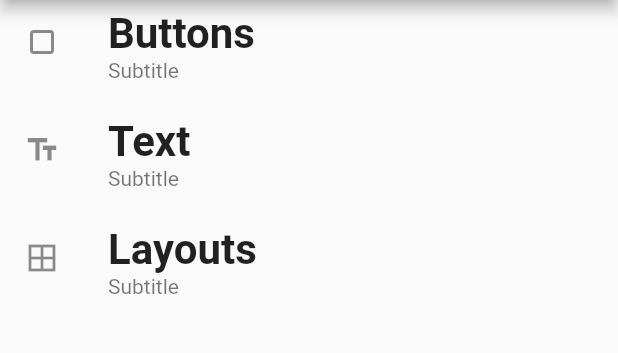
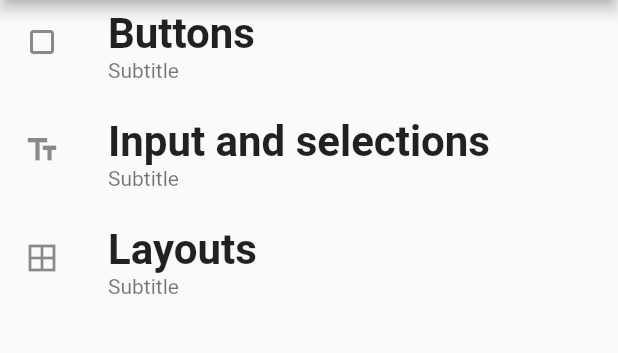
Before and after one commit to Maharba/reference_app, a Flutter app: the screen it shows after launch, on a phone screen of 412 x 824 dp, the part 84-437 px from its top. Run offline on Flutter 3.47's test engine with Material 2 defaults, Android fonts, the phone set to English and light mode, and no system bars.

Commit message:
Changed title for Texts option

```diff
--- a/lib/views/home.dart
+++ b/lib/views/home.dart
@@ -1,5 +1,6 @@
 import 'package:flutter/material.dart';
 import 'package:reference_app/views/buttons.dart';
+import 'package:reference_app/views/texts.dart';
 
 class MyApp extends StatelessWidget{
 
@@ -19,7 +20,7 @@ class MyApp extends StatelessWidget{
   Widget _buildList(BuildContext context) => ListView(
       children: [
         _listItem("Buttons", "Subtitle", Icons.crop_square, () => Navigator.of(context).push(MaterialPageRoute(builder: (context) => Buttons()))),
-        _listItem("Text", "Subtitle", Icons.text_fields, () => print("something")),
+        _listItem("Input and selections", "Subtitle", Icons.text_fields, () => Navigator.of(context).push(MaterialPageRoute(builder: (context) => Texts()))),
         _listItem("Layouts", "Subtitle", Icons.border_all, () => print("something")),
       ]
   );
```
